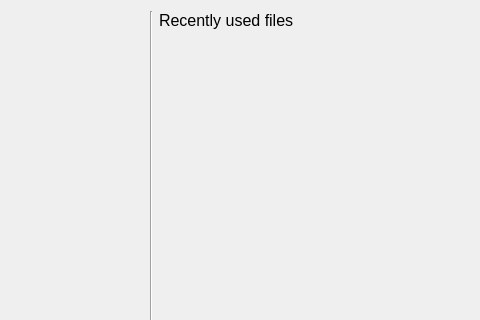
First picture: the form in src/appbase/CStartPage.ui, repository ArsMasiuk/qvge, before the edit; both pictures show x 178 to 658 and y 0 to 320 of the 658 by 424 pixel window.
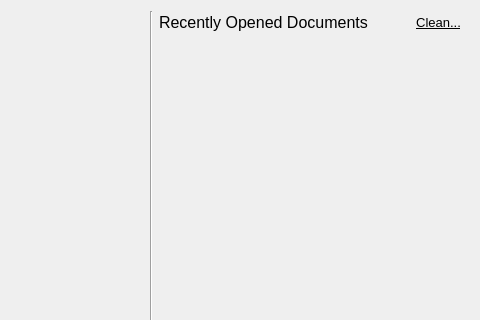
Second picture: the form after the edit. Icons and pictures are not drawn.

Commit message: #89 started DavidsonHarel Layout added some fixes

```diff
--- a/src/appbase/CStartPage.ui
+++ b/src/appbase/CStartPage.ui
@@ -13,7 +13,7 @@
   <property name="windowTitle">
    <string>Start Page</string>
   </property>
-  <layout class="QHBoxLayout" name="horizontalLayout" stretch="1,0,1">
+  <layout class="QHBoxLayout" name="horizontalLayout_2" stretch="1,0,1">
    <item>
     <layout class="QVBoxLayout" name="verticalLayout_3">
      <item>
@@ -65,6 +65,8 @@
    <item>
     <layout class="QVBoxLayout" name="verticalLayout_4">
      <item>
+      <layout class="QHBoxLayout" name="horizontalLayout">
+       <item>
       <widget class="QLabel" name="label">
        <property name="font">
         <font>
@@ -73,9 +75,53 @@
         </font>
        </property>
        <property name="text">
-        <string>Recently used files</string>
-       </property>
-      </widget>
+          <string>Recently Opened Documents</string>
+         </property>
+        </widget>
+       </item>
+       <item>
+        <widget class="QToolButton" name="CleanRecentButton">
+         <property name="font">
+          <font>
+           <pointsize>10</pointsize>
+           <underline>true</underline>
+          </font>
+         </property>
+         <property name="toolTip">
+          <string>Clear the list</string>
+         </property>
+         <property name="text">
+          <string>Clean...</string>
+         </property>
+         <property name="icon">
+          <iconset resource="appbase.qrc">
+           <normaloff>:/Icons/Delete</normaloff>:/Icons/Delete</iconset>
+         </property>
+         <property name="toolButtonStyle">
+          <enum>Qt::ToolButtonTextBesideIcon</enum>
+         </property>
+         <property name="autoRaise">
+          <bool>true</bool>
+         </property>
+        </widget>
+       </item>
+      </layout>
+     </item>
+     <item>
+      <spacer name="verticalSpacer_2">
+       <property name="orientation">
+        <enum>Qt::Vertical</enum>
+       </property>
+       <property name="sizeType">
+        <enum>QSizePolicy::Fixed</enum>
+       </property>
+       <property name="sizeHint" stdset="0">
+        <size>
+         <width>20</width>
+         <height>20</height>
+        </size>
+       </property>
+      </spacer>
      </item>
      <item>
       <widget class="QScrollArea" name="scrollArea">
@@ -97,7 +143,7 @@
           <x>0</x>
           <y>0</y>
           <width>310</width>
-          <height>377</height>
+          <height>348</height>
          </rect>
         </property>
         <layout class="QVBoxLayout" name="verticalLayout_5">
```
Left out of the diff: 6 changed lines with no effect on the pictures. Lines whose indentation alone changed are shown as unchanged. The commit also changes 11 other files.
